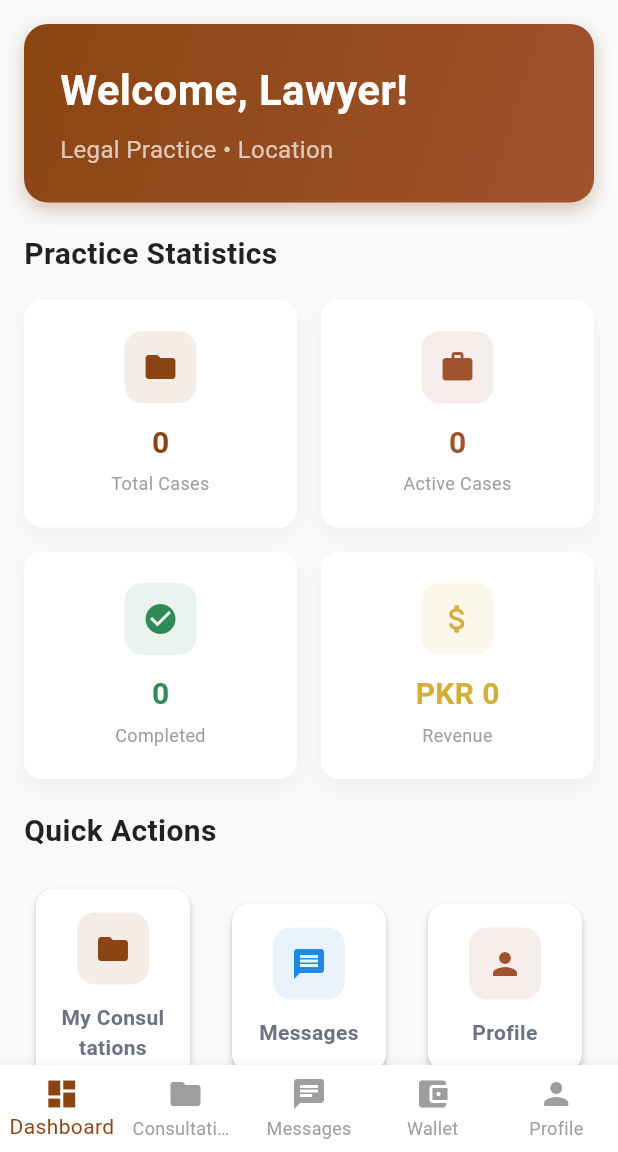
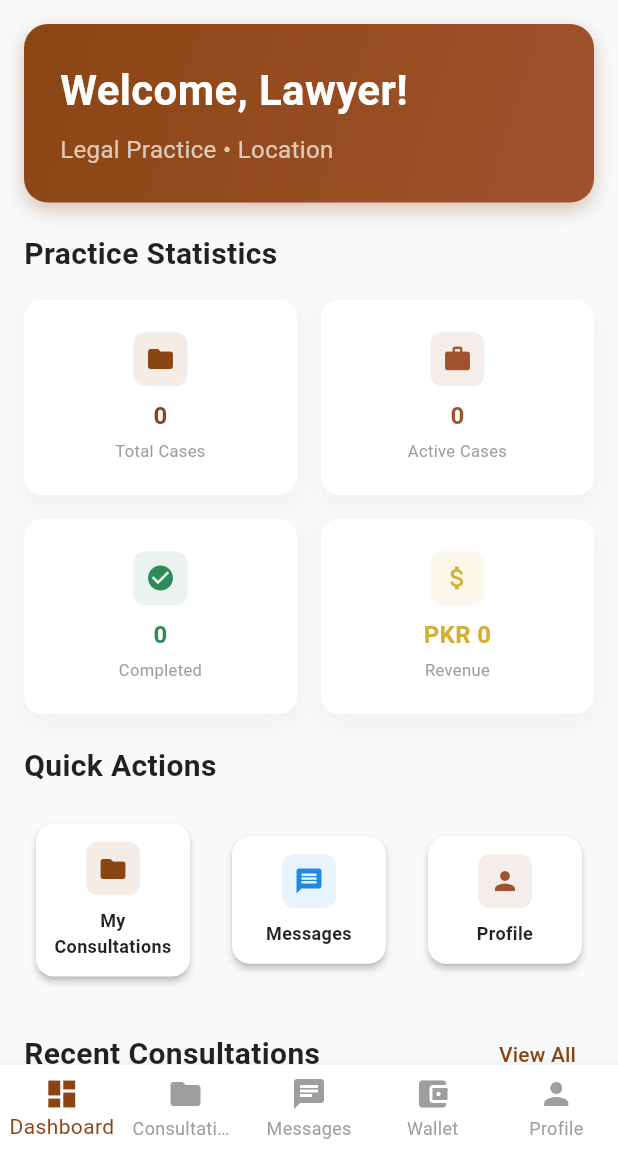
Before and after one commit to DeveloperSarim/ServirPak, a Flutter app: the LawyerDashboard screen opened directly, on a phone screen of 412 x 824 dp, the part 84-1236 px from its top. Run offline on Flutter 3.47's test engine with Material 3 defaults, Android fonts, the phone set to English and light mode, and no system bars; our stand-ins replace cloud_firestore, file_picker, firebase_auth, firebase_core, google_generative_ai, image_picker and 1 more; missing offline and left inert: mailer; accounts and stored records are empty.

Commit message:
Update lawyer_dashboard.dart

```diff
--- a/lib/screens/lawyer/lawyer_dashboard.dart
+++ b/lib/screens/lawyer/lawyer_dashboard.dart
@@ -339,7 +339,7 @@ class _LawyerDashboardState extends State<LawyerDashboard> {
               physics: const NeverScrollableScrollPhysics(),
               crossAxisSpacing: 16,
               mainAxisSpacing: 16,
-              childAspectRatio: 1.2,
+              childAspectRatio: 1.4,
               children: [
                 _buildStatCard(
                   'Total Cases',
@@ -380,7 +380,7 @@ class _LawyerDashboardState extends State<LawyerDashboard> {
     Color color,
   ) {
     return Container(
-      padding: const EdgeInsets.all(16),
+      padding: const EdgeInsets.all(12),
       decoration: BoxDecoration(
         color: Colors.white,
         borderRadius: BorderRadius.circular(12),
@@ -394,29 +394,39 @@ class _LawyerDashboardState extends State<LawyerDashboard> {
       ),
       child: Column(
         mainAxisAlignment: MainAxisAlignment.center,
+        mainAxisSize: MainAxisSize.min,
         children: [
           Container(
-            padding: const EdgeInsets.all(12),
+            padding: const EdgeInsets.all(8),
             decoration: BoxDecoration(
               color: color.withOpacity(0.1),
-              borderRadius: BorderRadius.circular(12),
+              borderRadius: BorderRadius.circular(8),
             ),
-            child: Icon(icon, size: 24, color: color),
+            child: Icon(icon, size: 20, color: color),
           ),
-          const SizedBox(height: 12),
-          Text(
+          const SizedBox(height: 8),
+          Flexible(
+            child: Text(
               value,
               style: TextStyle(
-              fontSize: 20,
+                fontSize: 16,
                 fontWeight: FontWeight.bold,
                 color: color,
               ),
+              textAlign: TextAlign.center,
+              maxLines: 1,
+              overflow: TextOverflow.ellipsis,
+            ),
           ),
           const SizedBox(height: 4),
-          Text(
+          Flexible(
+            child: Text(
               title,
-            style: const TextStyle(fontSize: 12, color: Colors.grey),
+              style: const TextStyle(fontSize: 11, color: Colors.grey),
               textAlign: TextAlign.center,
+              maxLines: 2,
+              overflow: TextOverflow.ellipsis,
+            ),
           ),
         ],
       ),
@@ -483,26 +493,32 @@ class _LawyerDashboardState extends State<LawyerDashboard> {
         onTap: onTap,
         borderRadius: BorderRadius.circular(12),
         child: Padding(
-          padding: const EdgeInsets.all(16),
+          padding: const EdgeInsets.all(12),
           child: Column(
             mainAxisAlignment: MainAxisAlignment.center,
+            mainAxisSize: MainAxisSize.min,
             children: [
               Container(
-                padding: const EdgeInsets.all(12),
+                padding: const EdgeInsets.all(8),
                 decoration: BoxDecoration(
                   color: color.withOpacity(0.1),
-                  borderRadius: BorderRadius.circular(12),
+                  borderRadius: BorderRadius.circular(8),
                 ),
-                child: Icon(icon, size: 24, color: color),
+                child: Icon(icon, size: 20, color: color),
               ),
-              const SizedBox(height: 12),
-              Text(
+              const SizedBox(height: 8),
+              Flexible(
+                child: Text(
                   title,
                   style: const TextStyle(
-                  fontSize: 14,
+                    fontSize: 12,
                     fontWeight: FontWeight.bold,
+                    color: Colors.black87,
                   ),
                   textAlign: TextAlign.center,
+                  maxLines: 2,
+                  overflow: TextOverflow.ellipsis,
+                ),
               ),
             ],
           ),
```
Lines whose indentation alone changed are shown as unchanged.
